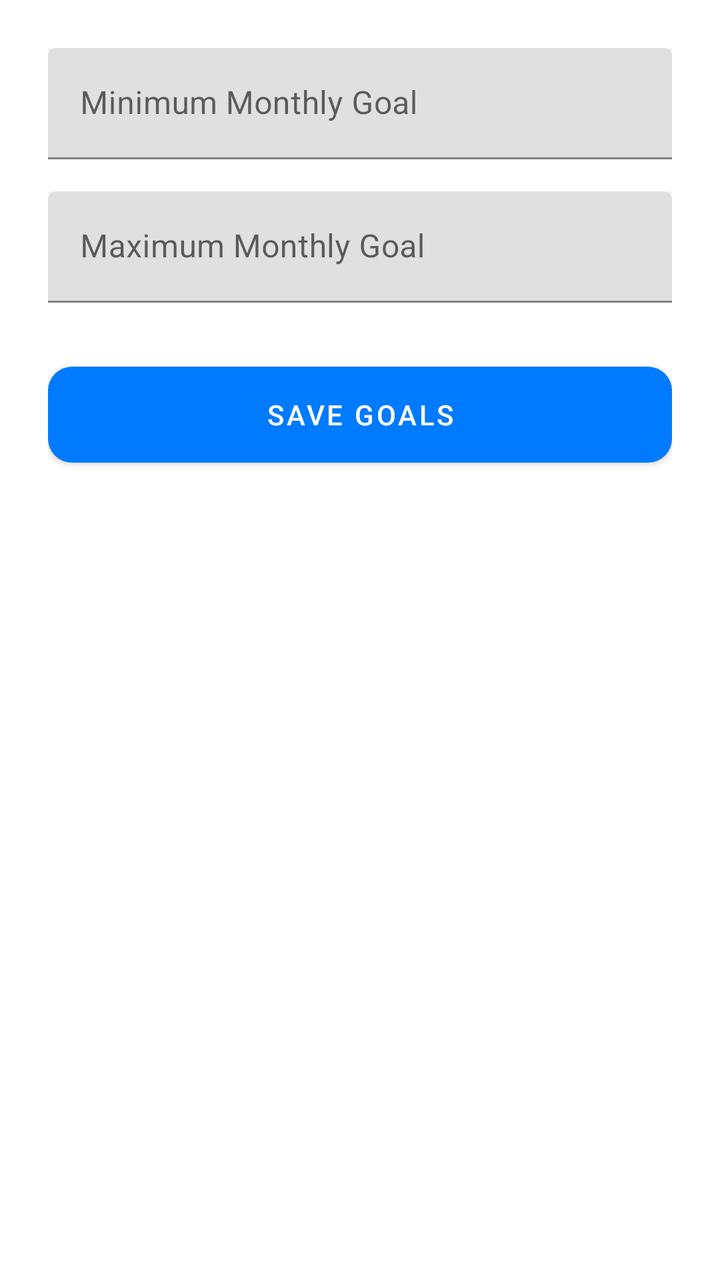
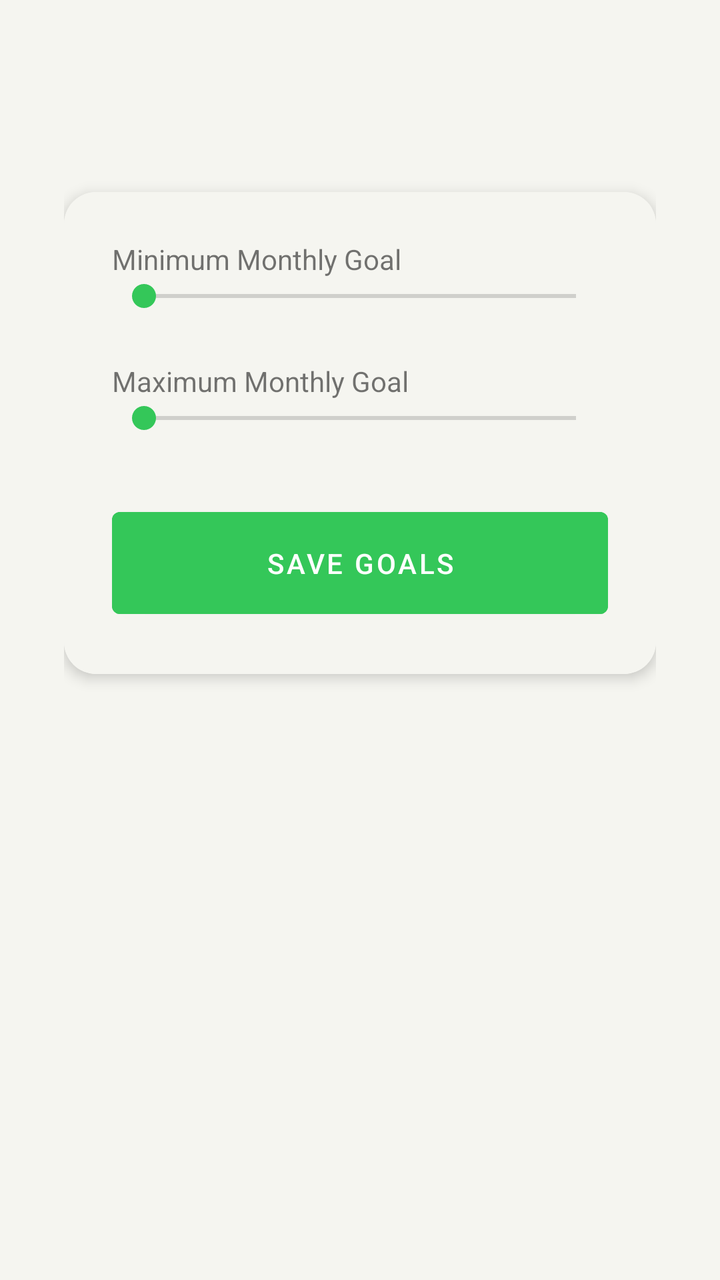

Before-and-after screenshots of an Android layout around one commit, followed by the original layout XML and the change that was made.
<!-- AndroidManifest.xml: application theme Theme.HarmonieBudgetAppKt -->
<!-- res/layout/activity_goal.xml -->
<?xml version="1.0" encoding="utf-8"?>
<androidx.constraintlayout.widget.ConstraintLayout
    xmlns:android="http://schemas.android.com/apk/res/android"
    xmlns:app="http://schemas.android.com/apk/res-auto"
    android:layout_width="match_parent"
    android:layout_height="match_parent"
    android:padding="24dp"
    android:background="#FFFFFF">

    
    <com.google.android.material.textfield.TextInputLayout
        android:id="@+id/til_min_goal"
        android:layout_width="0dp"
        android:layout_height="wrap_content"
        android:hint="@string/hint_min_goal"
        app:layout_constraintTop_toTopOf="parent"
        app:layout_constraintStart_toStartOf="parent"
        app:layout_constraintEnd_toEndOf="parent">

        <com.google.android.material.textfield.TextInputEditText
            android:id="@+id/et_min_goal"
            android:layout_width="match_parent"
            android:layout_height="wrap_content"
            android:inputType="numberDecimal" />
    </com.google.android.material.textfield.TextInputLayout>

    
    <com.google.android.material.textfield.TextInputLayout
        android:id="@+id/til_max_goal"
        android:layout_width="0dp"
        android:layout_height="wrap_content"
        android:hint="@string/hint_max_goal"
        app:layout_constraintTop_toBottomOf="@id/til_min_goal"
        app:layout_constraintStart_toStartOf="parent"
        app:layout_constraintEnd_toEndOf="parent"
        android:layout_marginTop="16dp">

        <com.google.android.material.textfield.TextInputEditText
            android:id="@+id/et_max_goal"
            android:layout_width="match_parent"
            android:layout_height="wrap_content"
            android:inputType="numberDecimal" />
    </com.google.android.material.textfield.TextInputLayout>

    
    <Button
        android:id="@+id/btn_save_goal"
        android:layout_width="0dp"
        android:layout_height="wrap_content"
        android:text="@string/btn_save_goals"
        android:background="@drawable/rounded_button"
        app:layout_constraintTop_toBottomOf="@id/til_max_goal"
        app:layout_constraintStart_toStartOf="parent"
        app:layout_constraintEnd_toEndOf="parent"
        android:layout_marginTop="32dp" />

</androidx.constraintlayout.widget.ConstraintLayout>
<!-- resources referenced by this layout -->
<resources>
  <!-- drawable rounded_button (drawable) -->
  <?xml version="1.0" encoding="utf-8"?>
  <shape xmlns:android="http://schemas.android.com/apk/res/android">
      <solid android:color="#007AFF" /> 
      <corners android:radius="12dp" /> 
      <padding android:left="16dp" android:top="12dp" android:right="16dp" android:bottom="12dp" />
  </shape>
  <string name="btn_save_goals">Save Goals</string>
  <string name="hint_max_goal">Maximum Monthly Goal</string>
  <string name="hint_min_goal">Minimum Monthly Goal</string>
  <style name="Theme.HarmonieBudgetAppKt" parent="Theme.MaterialComponents.DayNight.NoActionBar">
          <item name="colorPrimary">@color/accent_blue</item>
          <item name="colorPrimaryVariant">@color/accent_blue</item>
          <item name="colorOnPrimary">@color/white</item>
          <item name="colorSecondary">@color/accent_green</item>
          <item name="colorOnSecondary">@color/white</item>
          <item name="android:statusBarColor">@color/background_light</item>
          <item name="android:windowLightStatusBar">true</item>
          <item name="android:background">@color/background_light</item>
      </style>
  <color name="accent_blue">#007AFF</color>
  <color name="white">#FFFFFFFF</color>
  <color name="accent_green">#34C759</color>
  <color name="background_light">#F5F5F0</color>
</resources>

<!-- the commit's change to res/layout/activity_goal.xml (unified diff, before → after) -->
@@ -4,54 +4,67 @@
     xmlns:app="http://schemas.android.com/apk/res-auto"
     android:layout_width="match_parent"
     android:layout_height="match_parent"
-    android:padding="24dp"
-    android:background="#FFFFFF">
+    android:background="#F5F5F0"
+    android:padding="32dp">
 
     
-    <com.google.android.material.textfield.TextInputLayout
-        android:id="@+id/til_min_goal"
+    <androidx.cardview.widget.CardView
         android:layout_width="0dp"
         android:layout_height="wrap_content"
-        android:hint="@string/hint_min_goal"
+        app:cardCornerRadius="16dp"
+        app:cardElevation="4dp"
         app:layout_constraintTop_toTopOf="parent"
         app:layout_constraintStart_toStartOf="parent"
-        app:layout_constraintEnd_toEndOf="parent">
+        app:layout_constraintEnd_toEndOf="parent"
+        android:layout_marginTop="64dp">
 
-        <com.google.android.material.textfield.TextInputEditText
-            android:id="@+id/et_min_goal"
+        <LinearLayout
             android:layout_width="match_parent"
             android:layout_height="wrap_content"
-            android:inputType="numberDecimal" />
-    </com.google.android.material.textfield.TextInputLayout>
+            android:orientation="vertical"
+            android:padding="24dp">
 
-    
-    <com.google.android.material.textfield.TextInputLayout
-        android:id="@+id/til_max_goal"
-        android:layout_width="0dp"
-        android:layout_height="wrap_content"
-        android:hint="@string/hint_max_goal"
-        app:layout_constraintTop_toBottomOf="@id/til_min_goal"
-        app:layout_constraintStart_toStartOf="parent"
-        app:layout_constraintEnd_toEndOf="parent"
-        android:layout_marginTop="16dp">
+            
+            <TextView
+                android:id="@+id/tv_min_goal"
+                android:layout_width="match_parent"
+                android:layout_height="wrap_content"
+                android:text="@string/hint_min_goal" />
 
-        <com.google.android.material.textfield.TextInputEditText
-            android:id="@+id/et_max_goal"
-            android:layout_width="match_parent"
-            android:layout_height="wrap_content"
-            android:inputType="numberDecimal" />
-    </com.google.android.material.textfield.TextInputLayout>
+            <SeekBar
+                android:id="@+id/seek_min"
+                android:layout_width="match_parent"
+                android:layout_height="wrap_content"
+                android:max="10000"
+                android:progress="0" />
 
-    
-    <Button
-        android:id="@+id/btn_save_goal"
-        android:layout_width="0dp"
-        android:layout_height="wrap_content"
-        android:text="@string/btn_save_goals"
-        android:background="@drawable/rounded_button"
-        app:layout_constraintTop_toBottomOf="@id/til_max_goal"
-        app:layout_constraintStart_toStartOf="parent"
-        app:layout_constraintEnd_toEndOf="parent"
-        android:layout_marginTop="32dp" />
+            
+            <TextView
+                android:id="@+id/tv_max_goal"
+                android:layout_width="match_parent"
+                android:layout_height="wrap_content"
+                android:text="@string/hint_max_goal"
+                android:layout_marginTop="24dp" />
+
+            <SeekBar
+                android:id="@+id/seek_max"
+                android:layout_width="match_parent"
+                android:layout_height="wrap_content"
+                android:max="10000"
+                android:progress="0" />
+
+            
+            <Button
+                android:id="@+id/btn_save_goal"
+                android:layout_width="match_parent"
+                android:layout_height="wrap_content"
+                android:layout_marginTop="32dp"
+                android:text="@string/btn_save_goals"
+                android:backgroundTint="#34C759"
+                android:textColor="#FFFFFF"
+                android:paddingVertical="16dp" />
+
+        </LinearLayout>
+    </androidx.cardview.widget.CardView>
 
 </androidx.constraintlayout.widget.ConstraintLayout>
<!-- resource entries referenced after the edit -->
@@ -1,12 +1,5 @@
 <!-- resources referenced by this layout -->
 <resources>
-  <!-- drawable rounded_button (drawable) -->
-  <?xml version="1.0" encoding="utf-8"?>
-  <shape xmlns:android="http://schemas.android.com/apk/res/android">
-      <solid android:color="#007AFF" /> 
-      <corners android:radius="12dp" /> 
-      <padding android:left="16dp" android:top="12dp" android:right="16dp" android:bottom="12dp" />
-  </shape>
   <string name="btn_save_goals">Save Goals</string>
   <string name="hint_max_goal">Maximum Monthly Goal</string>
   <string name="hint_min_goal">Minimum Monthly Goal</string>
